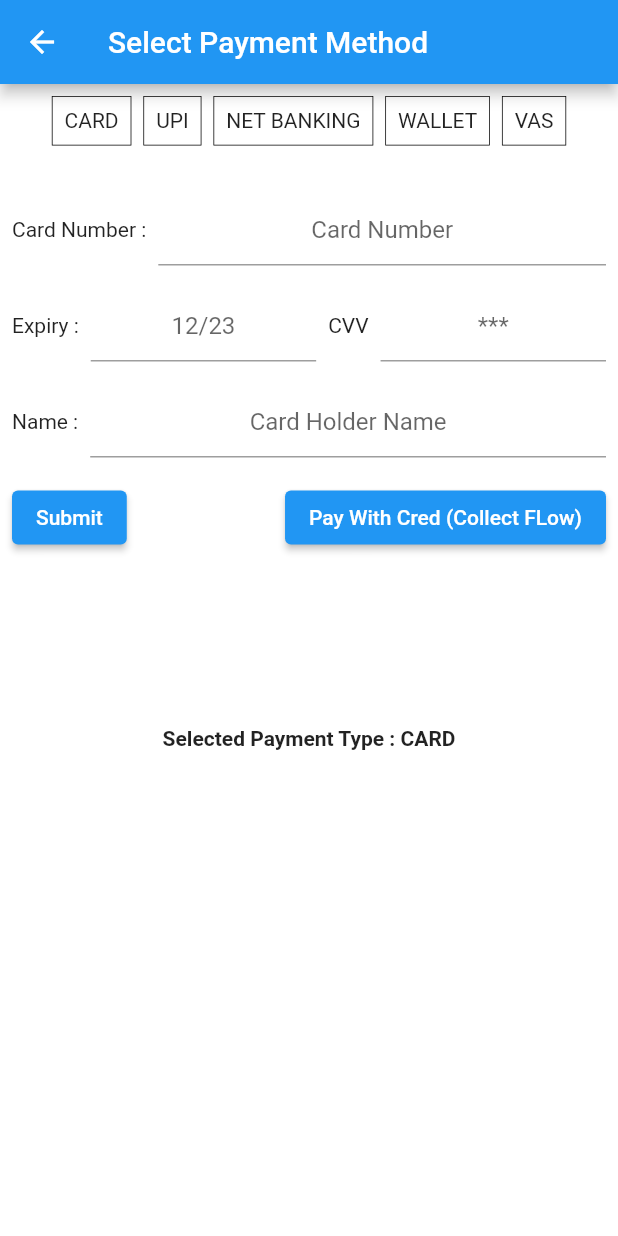
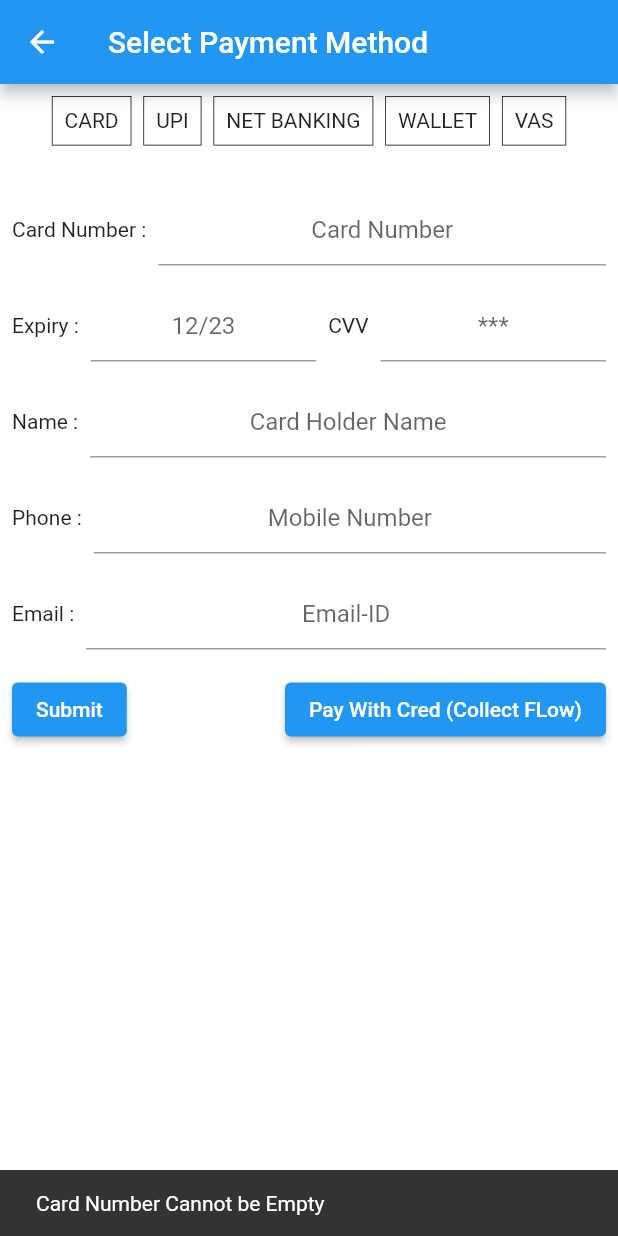
Before and after one commit to razorpay/razorpay-flutter-customui, a Flutter app: the PaymentSelectionPage screen opened directly, after a tap on "Submit", on a phone screen of 412 x 824 dp. Run offline on Flutter 3.47's test engine with Material 2 defaults, Android fonts, the phone set to English and light mode, and no system bars; missing offline and left inert: dart:html, eventify; statements that could not run were skipped.

Commit message:
- ui fix commit

```diff
--- a/example/lib/main.dart
+++ b/example/lib/main.dart
@@ -135,7 +135,7 @@ class _MyHomePageState extends State<MyHomePage> {
               ),
             ),
             Positioned(
-              top: MediaQuery.of(context).size.height * 0.6,
+              top: MediaQuery.of(context).size.height * 0.8,
               child: Container(
                 decoration: BoxDecoration(
                     borderRadius: BorderRadius.circular(16.0),
--- /dev/null
+++ b/example/lib/models/card_info_model.dart
@@ -0,0 +1,15 @@
+class CardInfoModel {
+  String cardNumber;
+  String expiryMonth;
+  String expiryYear;
+  String cvv;
+  String cardHolderName;
+  String mobileNumber;
+  String email;
+}
+
+class NetBankingModel {
+  String email;
+  String phoneNumber;
+  String bank;
+}
--- a/example/lib/payment_slection_page.dart
+++ b/example/lib/payment_slection_page.dart
@@ -1,6 +1,7 @@
 import 'package:flutter/cupertino.dart';
 import 'package:flutter/material.dart';
 import 'package:razorpay_flutter_customui/razorpay_flutter_customui.dart';
+import 'package:razorpay_flutter_customui_example/models/card_info_model.dart';
 
 enum PaymentMethods { card, upi, nb, wallet, vas }
 
@@ -13,13 +14,31 @@ class _PaymentSelectionPageState extends State<PaymentSelectionPage> {
   String selectedPaymentType = 'CARD';
   PaymentMethods selectedMethod = PaymentMethods.card;
   Razorpay _razorpay;
+  CardInfoModel cardInfoModel;
+  NetBankingModel nbInfo;
+  var netBankingOptions = {
+    'key': 'rzp_live_6KzMg861N1GUS8',
+    'amount': 100,
+    'currency': 'INR',
+    'email': 'ramprasad179@gmail.com',
+    'contact': '9663976539',
+    'method': 'netbanking',
+  };
+  String upiNumber;
 
   @override
   void initState() {
+    cardInfoModel = CardInfoModel();
+    nbInfo = NetBankingModel();
     _razorpay = Razorpay();
     _razorpay.on(Razorpay.EVENT_PAYMENT_SUCCESS, _handlePaymentSuccess);
     _razorpay.on(Razorpay.EVENT_PAYMENT_ERROR, _handlePaymentError);
     super.initState();
+  }
+
+  @override
+  void dispose() {
+    super.dispose();
   }
 
   void _handlePaymentSuccess(Map<dynamic, dynamic> response) {
@@ -28,6 +47,28 @@ class _PaymentSelectionPageState extends State<PaymentSelectionPage> {
 
   void _handlePaymentError(Map<dynamic, dynamic> response) {
     print(response);
+  }
+
+  String validateCardFields() {
+    if ((cardInfoModel.cardNumber == '') ||
+        (cardInfoModel.cardNumber == null)) {
+      return 'Card Number Cannot be Empty';
+    }
+    if ((cardInfoModel.expiryMonth == '') ||
+        (cardInfoModel.expiryMonth == null)) {
+      return 'Expiry Month / Year Cannot be Empty';
+    }
+    if ((cardInfoModel.cvv == '') || (cardInfoModel.cvv == null)) {
+      return 'CVV Cannot be Empty';
+    }
+    if ((cardInfoModel.mobileNumber == '') ||
+        (cardInfoModel.mobileNumber == null)) {
+      return 'Mobile number cannot be Empty';
+    }
+    if ((cardInfoModel.email == '') || (cardInfoModel.email == null)) {
+      return 'Email cannot be Empty';
+    }
+    return '';
   }
 
   @override
@@ -103,14 +144,12 @@ class _PaymentSelectionPageState extends State<PaymentSelectionPage> {
                 Expanded(
                   child: getReleventUI(),
                 ),
-                Expanded(
-                  child: Padding(
+                Padding(
                   padding: EdgeInsets.all(12.0),
                   child: Text(
                     'Selected Payment Type : ${selectedPaymentType ?? ''}',
                     style: TextStyle(
                       fontWeight: FontWeight.w600,
-                      ),
                     ),
                   ),
                 ),
@@ -193,7 +232,10 @@ class _PaymentSelectionPageState extends State<PaymentSelectionPage> {
         ListTile(
           title: Text('ICICI'),
           trailing: Icon(Icons.arrow_forward_ios),
-          onTap: () {},
+          onTap: () {
+            netBankingOptions['bank'] = 'ICIC';
+            _razorpay.open(netBankingOptions);
+          },
         ),
         ListTile(
           title: Text('SBI'),
@@ -206,6 +248,10 @@ class _PaymentSelectionPageState extends State<PaymentSelectionPage> {
         ListTile(
           title: Text('HDFC'),
           trailing: Icon(Icons.arrow_forward_ios),
+          onTap: () {
+            netBankingOptions['bank'] = 'HDFC';
+            _razorpay.open(netBankingOptions);
+          },
         ),
         ListTile(
           title: Text('Corporation'),
@@ -285,6 +331,9 @@ class _PaymentSelectionPageState extends State<PaymentSelectionPage> {
                       decoration: InputDecoration(
                         hintText: 'VPA',
                       ),
+                      onChanged: (value) {
+                        upiNumber = value;
+                      },
                     ),
                   ),
                 ],
@@ -296,7 +345,21 @@ class _PaymentSelectionPageState extends State<PaymentSelectionPage> {
             mainAxisAlignment: MainAxisAlignment.spaceBetween,
             children: [
               ElevatedButton(onPressed: () {}, child: Text('Intent Flow')),
-              ElevatedButton(onPressed: () {}, child: Text('Collect Flow'))
+              ElevatedButton(
+                  onPressed: () {
+                    var options = {
+                      'key': 'rzp_live_6KzMg861N1GUS8',
+                      'amount': 100,
+                      'currency': 'INR',
+                      'email': 'ramprasad179@gmail.com',
+                      'contact': upiNumber,
+                      'method': 'upi',
+                      'vpa': '$upiNumber@upi',
+                      '_[flow]': "collect"
+                    };
+                    _razorpay.open(options);
+                  },
+                  child: Text('Collect Flow'))
             ],
           )
         ],
@@ -307,6 +370,7 @@ class _PaymentSelectionPageState extends State<PaymentSelectionPage> {
   Widget buildCardDetailsForm() {
     return Container(
       height: 200.0,
+      child: SingleChildScrollView(
         child: Column(
           crossAxisAlignment: CrossAxisAlignment.stretch,
           children: [
@@ -322,6 +386,8 @@ class _PaymentSelectionPageState extends State<PaymentSelectionPage> {
                         decoration: InputDecoration(
                           hintText: 'Card Number',
                         ),
+                        onChanged: (newValue) =>
+                            cardInfoModel.cardNumber = newValue,
                       ),
                     ),
                   ],
@@ -337,7 +403,12 @@ class _PaymentSelectionPageState extends State<PaymentSelectionPage> {
                           decoration: InputDecoration(
                             hintText: '12/23',
                           ),
-                    ),
+                          onChanged: (newValue) {
+                            final month = newValue.split('/').first;
+                            final year = newValue.split('/').last;
+                            cardInfoModel.expiryYear = year;
+                            cardInfoModel.expiryMonth = month;
+                          }),
                     ),
                     SizedBox(width: 8.0),
                     Text('CVV'),
@@ -348,6 +419,7 @@ class _PaymentSelectionPageState extends State<PaymentSelectionPage> {
                         decoration: InputDecoration(
                           hintText: '***',
                         ),
+                        onChanged: (newValue) => cardInfoModel.cvv = newValue,
                       ),
                     ),
                   ],
@@ -363,6 +435,41 @@ class _PaymentSelectionPageState extends State<PaymentSelectionPage> {
                         decoration: InputDecoration(
                           hintText: 'Card Holder Name',
                         ),
+                        onChanged: (newValue) =>
+                            cardInfoModel.cardHolderName = newValue,
+                      ),
+                    ),
+                  ],
+                ),
+                SizedBox(height: 16.0),
+                Row(
+                  children: [
+                    Text('Phone :'),
+                    SizedBox(width: 8.0),
+                    Flexible(
+                      child: TextField(
+                        textAlign: TextAlign.center,
+                        decoration: InputDecoration(
+                          hintText: 'Mobile Number',
+                        ),
+                        onChanged: (newValue) =>
+                            cardInfoModel.mobileNumber = newValue,
+                      ),
+                    ),
+                  ],
+                ),
+                SizedBox(height: 16.0),
+                Row(
+                  children: [
+                    Text('Email :'),
+                    SizedBox(width: 8.0),
+                    Flexible(
+                      child: TextField(
+                        textAlign: TextAlign.center,
+                        decoration: InputDecoration(
+                          hintText: 'Email-ID',
+                        ),
+                        onChanged: (newValue) => cardInfoModel.email = newValue,
                       ),
                     ),
                   ],
@@ -375,18 +482,25 @@ class _PaymentSelectionPageState extends State<PaymentSelectionPage> {
               children: [
                 ElevatedButton(
                   onPressed: () {
+                    var error = validateCardFields();
+                    if (error != '') {
+                      print(error);
+                      ScaffoldMessenger.of(context)
+                          .showSnackBar(SnackBar(content: Text(error)));
+                      return;
+                    }
                     var options = {
-                    'key': '<your-key>',
+                      'key': 'rzp_live_6KzMg861N1GUS8',
                       'amount': 100,
-                    "card[cvv]": "123",
-                    "card[expiry_month]": "11",
-                    "card[expiry_year]": "23",
-                    "card[name]": "Test User",
-                    "card[number]": "4111111111111111",
-                    "contact": "1234567890",
+                      "card[cvv]": cardInfoModel.cvv,
+                      "card[expiry_month]": cardInfoModel.expiryMonth,
+                      "card[expiry_year]": cardInfoModel.expiryYear,
+                      "card[name]": cardInfoModel.cardHolderName,
+                      "card[number]": cardInfoModel.cardNumber,
+                      "contact": cardInfoModel.mobileNumber,
                       "currency": "INR",
                       "display_logo": "0",
-                    'email': 'test@gmail.com',
+                      'email': cardInfoModel.email,
                       'description': 'Fine T-Shirt',
                       "method": "card"
                     };
@@ -395,10 +509,24 @@ class _PaymentSelectionPageState extends State<PaymentSelectionPage> {
                   child: Text('Submit'),
                 ),
                 ElevatedButton(
-                  onPressed: () {}, child: Text('Pay With Cred (Collect FLow)'))
+                    onPressed: () {
+                      var options = {
+                        'key': 'rzp_live_cepk1crIu9VkJU',
+                        'amount': 100,
+                        'currency': 'INR',
+                        'email': 'ramprasad179@gmail.com',
+                        'app_present': 0,
+                        'contact': '9663976539',
+                        'method': 'app',
+                        'provider': 'cred'
+                      };
+                      _razorpay.open(options);
+                    },
+                    child: Text('Pay With Cred (Collect FLow)'))
               ],
             )
           ],
+        ),
       ),
     );
   }
```
Also changed, not shown: 5 other files. Lines whose indentation alone changed are shown as unchanged.
